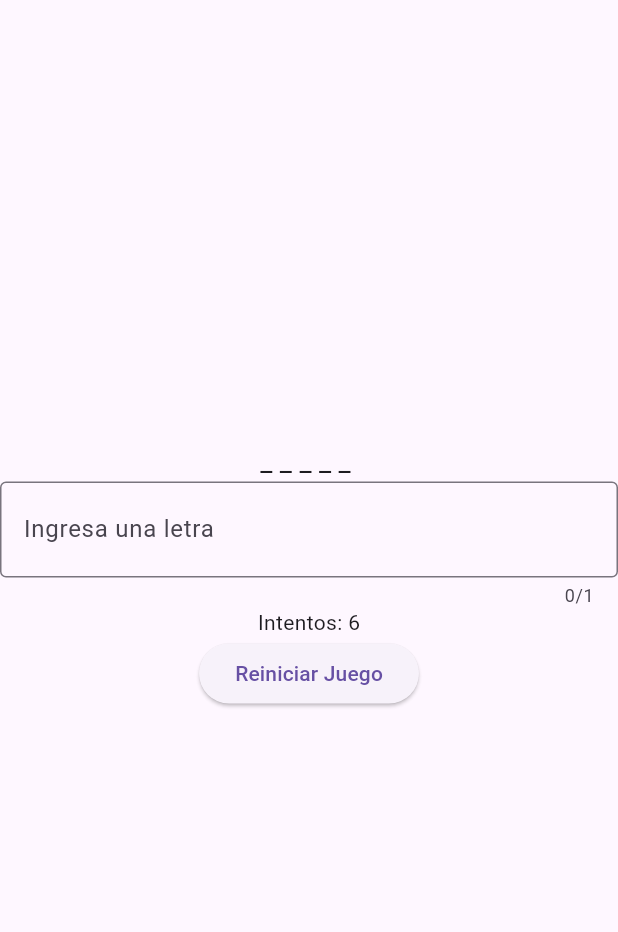
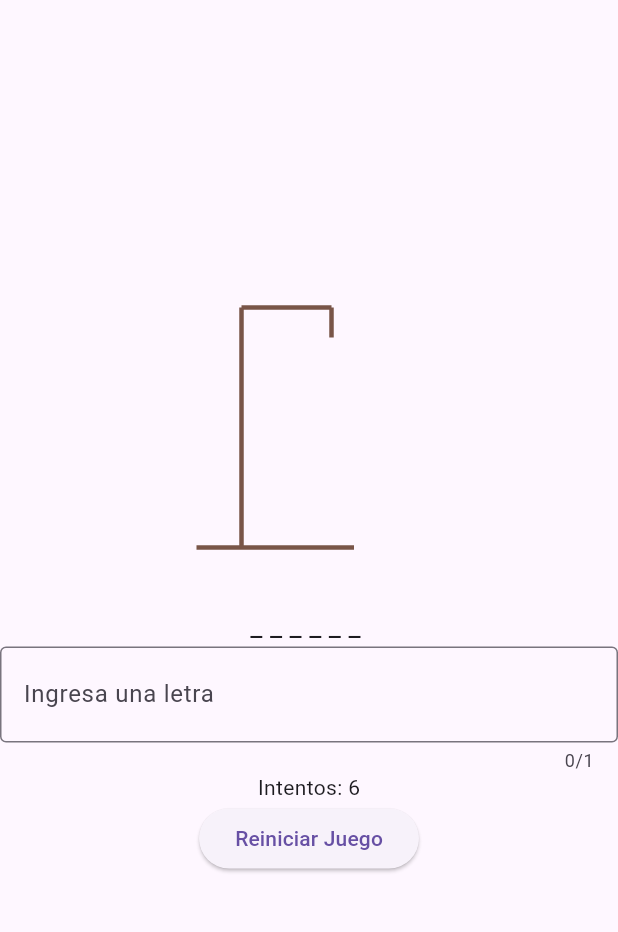
Before and after one commit to Manzanaverde097/Juego_ahorcado, a Flutter app: the screen it shows after launch, after a tap on "Empezar a jugar", on a phone screen of 412 x 824 dp, the part 84-1016 px from its top. Run offline on Flutter 3.47's test engine with Material 3 defaults, Android fonts, the phone set to English and light mode, and no system bars; our stand-ins replace shared_preferences.

Commit message:
hice el muneco y limpie la parte del text field cuando colocas una letra

```diff
--- a/lib/Ventanas/Ventana_del_Juego.dart
+++ b/lib/Ventanas/Ventana_del_Juego.dart
@@ -1,7 +1,10 @@
 import 'package:flutter/material.dart';
 import 'package:juego_ahorcado/Juego/RegistroPartidas.dart';
 import 'package:juego_ahorcado/Juego/Juego.dart';
+import '../widgets/MunecoAhorcado.dart';
 
+/// Pantalla principal del juego - Interfaz interactiva del ahorcado
+/// Maneja: entrada del usuario, actualización visual y estado del juego
 class Ventana_del_Juego extends StatefulWidget {
   final Juego juego = Juego();
   Ventana_del_Juego({super.key});
@@ -11,18 +14,20 @@ class Ventana_del_Juego extends StatefulWidget {
 }
 
 class _Ventana_del_JuegoState extends State<Ventana_del_Juego> {
-
   late RegistroPartidas registroPartidas;
   String aux = "";
   String intentos = "Intentos: ";
   bool juegoContinua = true;
+  final TextEditingController _textController = TextEditingController();
 
   @override
-  void initState(){inicializarJuego();
+  void initState() {
+    inicializarJuego();
     super.initState();
-
   }
 
+  /// Registra el resultado de la partida en las estadísticas
+  /// @param juego: true si ganó, false si perdió
   Future<void> cargarRegistro(bool juego) async {
     if (juego) {
       await registroPartidas.incrementarPartidasGanadas();
@@ -32,18 +37,16 @@ class _Ventana_del_JuegoState extends State<Ventana_del_Juego> {
     await registroPartidas.incrementarPartidasJugadas();
   }
 
+  /// Inicializa una nueva partida: carga palabras, reinicia estado y prepara interfaz
   Future<void> inicializarJuego() async {
     await widget.juego.iniciar();
     await widget.juego.iniciarJuego();
     registroPartidas = RegistroPartidas();
     await registroPartidas.cargar();
     setState(() {
-
       aux = widget.juego.getLineas();
-      intentos = "Intentos: "+ widget.juego.getIntentos().toString();
-
+      intentos = "Intentos: " + widget.juego.getIntentos().toString();
     });
-
   }
 
   @override
@@ -57,14 +60,17 @@ class _Ventana_del_JuegoState extends State<Ventana_del_Juego> {
         child: Column(
           mainAxisAlignment: MainAxisAlignment.center,
           children: <Widget>[
-            Text(
-              aux,
-              style: TextStyle(fontSize: 18),
-            ),
+            MunecoAhorcado(intentosRestantes: widget.juego.getIntentos()),
+            SizedBox(height: 20),
+            Text(aux, style: TextStyle(fontSize: 18)),
             TextField(
+              controller: _textController,
               decoration: const InputDecoration(
                 labelText: 'Ingresa una letra',
-                contentPadding: EdgeInsets.symmetric(vertical: 20.0, horizontal: 12.0),
+                contentPadding: EdgeInsets.symmetric(
+                  vertical: 20.0,
+                  horizontal: 12.0,
+                ),
                 border: OutlineInputBorder(),
               ),
               maxLength: 1,
@@ -83,11 +89,13 @@ class _Ventana_del_JuegoState extends State<Ventana_del_Juego> {
                       }
                     }
                     aux = lineas;
-                  }
-                  else {
-                    intentos = "Intentos: " + widget.juego.getIntentos().toString();
+                  } else {
+                    intentos =
+                        "Intentos: " + widget.juego.getIntentos().toString();
                     if (widget.juego.getIntentos() == 0) {
-                      intentos = "¡Has perdido! La palabra era: " + widget.juego.getPalabra();
+                      intentos =
+                          "¡Has perdido! La palabra era: " +
+                          widget.juego.getPalabra();
                       aux = widget.juego.getPalabra();
                       cargarRegistro(false);
                       setState(() {
@@ -95,15 +103,17 @@ class _Ventana_del_JuegoState extends State<Ventana_del_Juego> {
                       });
                     }
                   }
-                  if (widget.juego.getLetrasAcertadas() == widget.juego.getPalabra().length) {
-                    intentos = "¡Has ganado! ";
+                  if (widget.juego.getLetrasAcertadas() ==
+                      widget.juego.getPalabra().length) {
                     juegoContinua = false;
                     cargarRegistro(true);
                     setState(() {
                       juegoContinua = false;
+                      intentos = "¡Has ganado! ";
                     });
                   }
                 });
+                _textController.clear();
               },
             ),
             Text(intentos),
@@ -114,12 +124,17 @@ class _Ventana_del_JuegoState extends State<Ventana_del_Juego> {
                   juegoContinua = true;
                 });
               },
-              child:
-              const Text('Reiniciar Juego'),
+              child: const Text('Reiniciar Juego'),
             ),
           ],
         ),
       ),
     );
   }
+
+  @override
+  void dispose() {
+    _textController.dispose();
+    super.dispose();
+  }
 }
--- /dev/null
+++ b/lib/widgets/MunecoAhorcado.dart
@@ -0,0 +1,127 @@
+import 'package:flutter/material.dart';
+
+/// Widget personalizado que dibuja el muñeco del ahorcado progresivamente
+/// Muestra diferentes partes del muñeco según la cantidad de errores
+class MunecoAhorcado extends StatelessWidget {
+  final int intentosRestantes;
+  final int maxIntentos;
+
+  const MunecoAhorcado({
+    super.key,
+    required this.intentosRestantes,
+    this.maxIntentos = 6,
+  });
+
+  @override
+  Widget build(BuildContext context) {
+    final errores = maxIntentos - intentosRestantes;
+
+    return Container(
+      height: 200,
+      width: 150,
+      child: CustomPaint(painter: _AhorcadoPainter(errores: errores)),
+    );
+  }
+}
+
+/// Clase que maneja el dibujo real del ahorcado usando CustomPainter
+class _AhorcadoPainter extends CustomPainter {
+  final int errores;
+
+  _AhorcadoPainter({required this.errores});
+
+  @override
+  void paint(Canvas canvas, Size size) {
+    final paint = Paint()
+      ..color = Colors.brown
+      ..strokeWidth = 3
+      ..style = PaintingStyle.stroke;
+
+    // Base y estructura del ahorcado (siempre visible)
+    _dibujarEstructura(canvas, size, paint);
+
+    // Dibujar segun los errrores
+    if (errores > 0) _dibujarCabeza(canvas, size, paint);
+    if (errores > 1) _dibujarCuerpo(canvas, size, paint);
+    if (errores > 2) _dibujarBrazoIzquierdo(canvas, size, paint);
+    if (errores > 3) _dibujarBrazoDerecho(canvas, size, paint);
+    if (errores > 4) _dibujarPiernaIzquierda(canvas, size, paint);
+    if (errores > 5) _dibujarPiernaDerecha(canvas, size, paint);
+  }
+
+  /// Dibuja la estructura base del ahorcado (postes y soga)
+  void _dibujarEstructura(Canvas canvas, Size size, Paint paint) {
+    // Base
+    canvas.drawLine(
+      Offset(0, size.height - 20),
+      Offset(size.width * 0.7, size.height - 20),
+      paint,
+    );
+    //el poste
+    canvas.drawLine(
+      Offset(size.width * 0.2, size.height - 20),
+      Offset(size.width * 0.2, 20),
+      paint,
+    );
+
+    canvas.drawLine(
+      Offset(size.width * 0.2, 20),
+      Offset(size.width * 0.6, 20),
+      paint,
+    );
+
+    // la sofa
+    canvas.drawLine(
+      Offset(size.width * 0.6, 20),
+      Offset(size.width * 0.6, 40),
+      paint,
+    );
+  }
+
+  void _dibujarCabeza(Canvas canvas, Size size, Paint paint) {
+    canvas.drawCircle(Offset(size.width * 0.6, 60), 20, paint);
+  }
+
+  void _dibujarCuerpo(Canvas canvas, Size size, Paint paint) {
+    canvas.drawLine(
+      Offset(size.width * 0.6, 80),
+      Offset(size.width * 0.6, 140),
+      paint,
+    );
+  }
+
+  void _dibujarBrazoIzquierdo(Canvas canvas, Size size, Paint paint) {
+    canvas.drawLine(
+      Offset(size.width * 0.6, 100),
+      Offset(size.width * 0.4, 120),
+      paint,
+    );
+  }
+
+  void _dibujarBrazoDerecho(Canvas canvas, Size size, Paint paint) {
+    canvas.drawLine(
+      Offset(size.width * 0.6, 100),
+      Offset(size.width * 0.8, 120),
+      paint,
+    );
+  }
+
+  void _dibujarPiernaIzquierda(Canvas canvas, Size size, Paint paint) {
+    canvas.drawLine(
+      Offset(size.width * 0.6, 140),
+      Offset(size.width * 0.4, 170),
+      paint,
+    );
+  }
+
+  void _dibujarPiernaDerecha(Canvas canvas, Size size, Paint paint) {
+    canvas.drawLine(
+      Offset(size.width * 0.6, 140),
+      Offset(size.width * 0.8, 170),
+      paint,
+    );
+  }
+
+  @override
+  bool shouldRepaint(covariant CustomPainter oldDelegate) => true;
+}
```
Also changed, not shown: lib/Juego/ExportarPalabras.dart (+18 -9 lines), lib/Juego/Juego.dart (+12 -1 lines), lib/Juego/RegistroPartidas.dart (+23 -9 lines), lib/Juego/Usuario.dart (+12 -7 lines), lib/Ventanas/Ventana_Inicio.dart (+18 -1 lines), lib/main.dart (+8 -2 lines), lib/widgets/Estadisticas.dart (+4 -5 lines), 8 other files.
